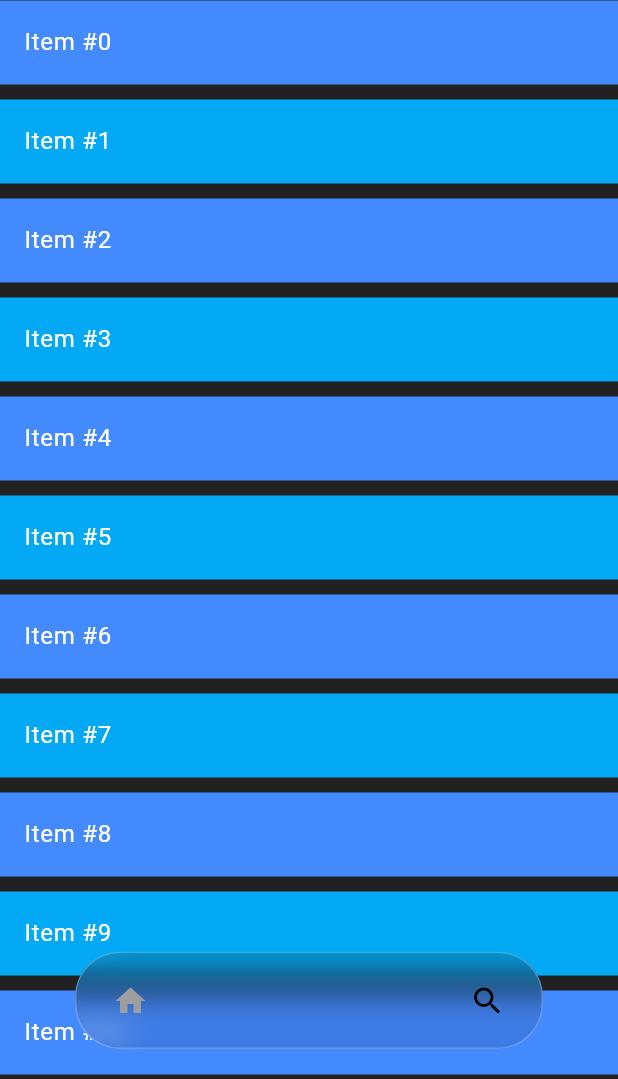
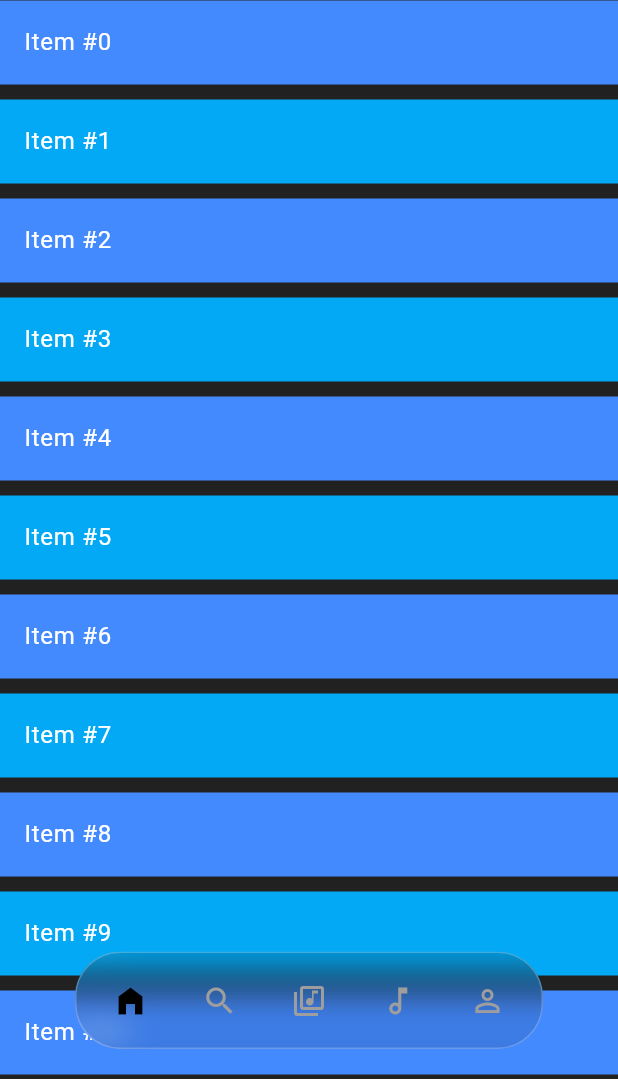
Before and after one commit to iAVAA/vynt, a Flutter app: the screen it shows after launch, on a phone screen of 412 x 824 dp, the part 157-1236 px from its top. Run offline on Flutter 3.47's test engine with Material 3 defaults, Android fonts, the light colour scheme and no system bars; drawn by our look-alikes of crystal_navigation_bar; our stand-ins replace firebase_core, google_fonts, lottie; accounts and stored records are empty.

Commit message:
added new icons

```diff
--- a/lib/screens/main_page.dart
+++ b/lib/screens/main_page.dart
@@ -16,6 +16,9 @@ class _HomeState extends State<Home> {
   static const List<Widget> _pages = <Widget>[
     Feed(),
     Search(),
+    Placeholder(),
+    Placeholder(),
+    Placeholder(),
   ];
 
   void _onItemTapped(int index) {
--- a/lib/widgets/navigation_bar.dart
+++ b/lib/widgets/navigation_bar.dart
@@ -33,18 +33,35 @@ class CustomNavigationBar extends StatelessWidget {
             onTap: onItemTapped,
             items: [
               CrystalNavigationBarItem(
-                icon: Icons.home,
-                unselectedIcon: Icons.search,
-                selectedColor: Colors.grey,
-                unselectedColor: Colors.black,
+                icon: Icons.home_filled,
+                unselectedIcon: Icons.home_outlined,
+                selectedColor: Colors.black,
+                unselectedColor: Colors.grey,
               ),
               CrystalNavigationBarItem(
                 icon: Icons.search,
                 unselectedIcon: Icons.search,
-                selectedColor: Colors.grey,
-                unselectedColor: Colors.black,
+                selectedColor: Colors.black,
+                unselectedColor: Colors.grey,
               ),
-              // Add other items here
+              CrystalNavigationBarItem(
+                icon: Icons.library_music,
+                unselectedIcon: Icons.library_music_outlined,
+                selectedColor: Colors.black,
+                unselectedColor: Colors.grey,
+              ),
+              CrystalNavigationBarItem(
+                icon: Icons.music_note,
+                unselectedIcon: Icons.music_note_outlined,
+                selectedColor: Colors.black,
+                unselectedColor: Colors.grey,
+              ),
+              CrystalNavigationBarItem(
+                icon: Icons.person,
+                unselectedIcon: Icons.person_outline,
+                selectedColor: Colors.black,
+                unselectedColor: Colors.grey,
+              ),
             ],
           ),
         ),
```
